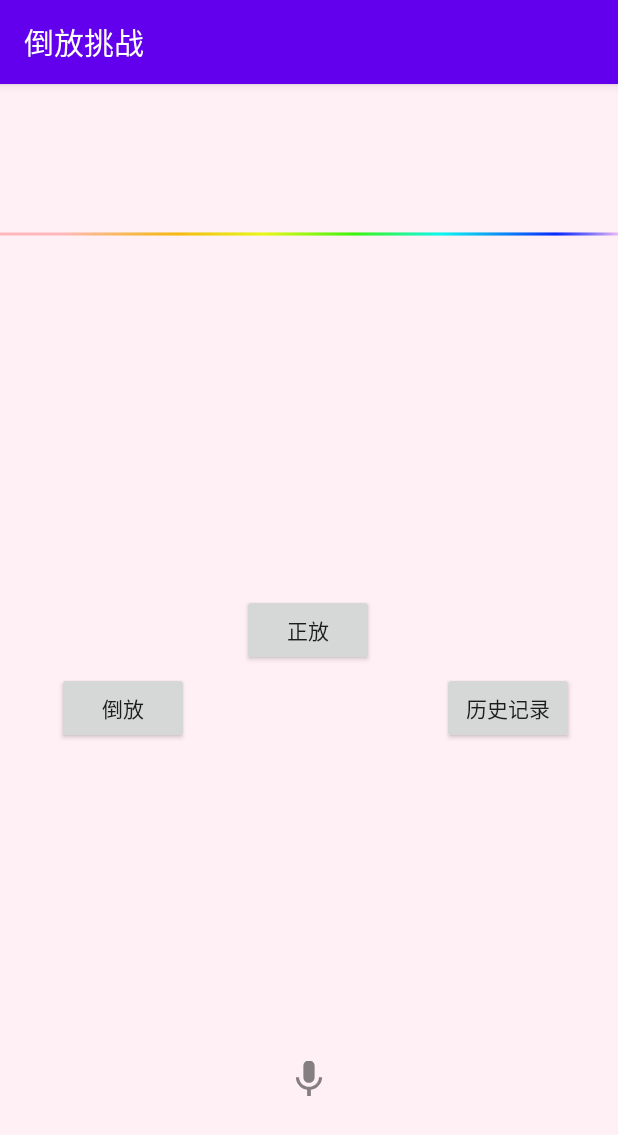
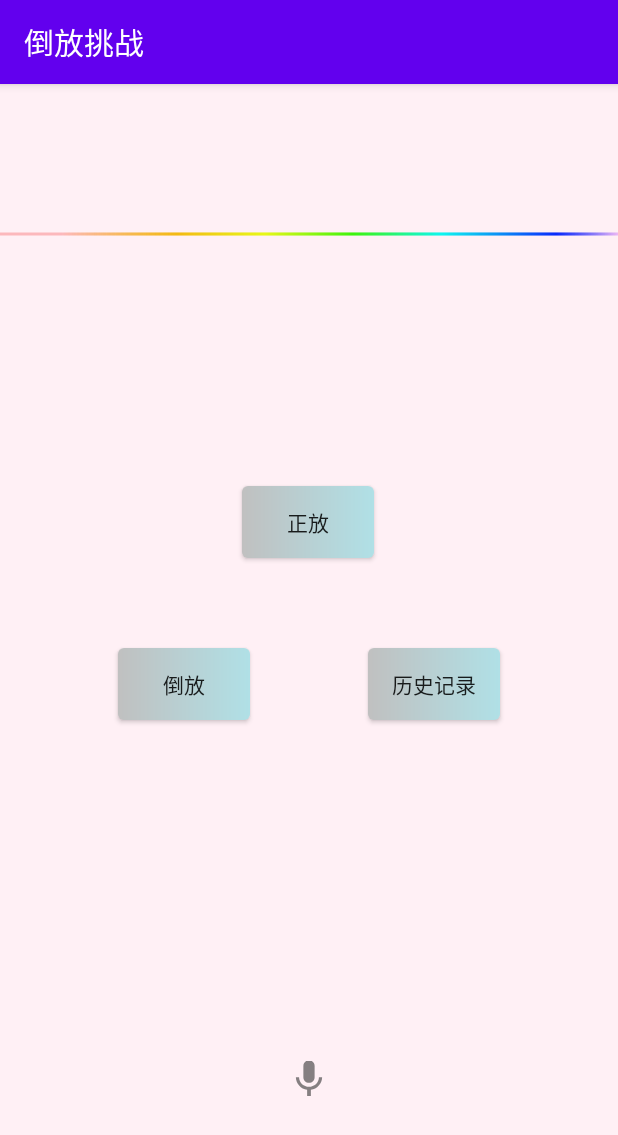
Before and after one commit to Tian-cong/Best-Media, an Android app: the screen it shows after launch (MainActivity), on a phone screen of 412 x 824 dp. Shown: the top 1135 px of the screen. Run offline under Robolectric (Android 15) with nearby library versions, the phone set to English and light mode, and no system bars; our stand-ins replace data binding; libraries missing offline, so code that uses them is left out: io.microshow.rxffmpeg; 2 statements that could not run were skipped.

Commit message:
再改改

```diff
--- a/app/src/main/res/layout/activity_main.xml
+++ b/app/src/main/res/layout/activity_main.xml
@@ -25,39 +25,43 @@
             app:layout_constraintTop_toTopOf="parent" />
 
         <Button
-            android:id="@+id/bt3"
+            android:id="@+id/bt_play"
             android:layout_width="wrap_content"
             android:layout_height="wrap_content"
-            android:layout_marginTop="340dp"
-            android:onClick="bt3"
-            android:text="正放"
+            android:background="@drawable/bg_playbar"
+            android:text="@string/next_play"
+            app:layout_constraintBottom_toTopOf="@+id/progress_main"
+            app:layout_constraintEnd_toEndOf="parent"
             app:layout_constraintHorizontal_bias="0.498"
             app:layout_constraintLeft_toLeftOf="parent"
             app:layout_constraintRight_toRightOf="parent"
-            app:layout_constraintTop_toTopOf="parent" />
+            app:layout_constraintStart_toStartOf="parent"
+            app:layout_constraintTop_toBottomOf="@+id/sound_view" />
 
         <Button
-            android:id="@+id/bt4"
+            android:id="@+id/bt_pre"
             android:layout_width="wrap_content"
             android:layout_height="wrap_content"
-            android:layout_marginTop="392dp"
-            android:onClick="bt4"
-            android:text="倒放"
-            app:layout_constraintHorizontal_bias="0.117"
+            android:background="@drawable/bg_playbar"
+            android:text="@string/pre_play"
+            app:layout_constraintBottom_toTopOf="@+id/SpeechRadarView"
+            app:layout_constraintEnd_toStartOf="@+id/bt_history"
             app:layout_constraintLeft_toLeftOf="parent"
             app:layout_constraintRight_toRightOf="parent"
-            app:layout_constraintTop_toTopOf="parent" />
+            app:layout_constraintStart_toStartOf="parent"
+            app:layout_constraintTop_toTopOf="@+id/guideline" />
 
         <Button
-            android:id="@+id/bt5"
+            android:id="@+id/bt_history"
             android:layout_width="wrap_content"
             android:layout_height="wrap_content"
-            android:layout_marginTop="392dp"
-            android:text="历史记录"
-            app:layout_constraintHorizontal_bias="0.91"
-            app:layout_constraintLeft_toLeftOf="parent"
+            android:background="@drawable/bg_playbar"
+            android:text="@string/history"
+            app:layout_constraintBottom_toTopOf="@+id/SpeechRadarView"
+            app:layout_constraintEnd_toEndOf="parent"
             app:layout_constraintRight_toRightOf="parent"
-            app:layout_constraintTop_toTopOf="parent" />
+            app:layout_constraintStart_toEndOf="@id/bt_pre"
+            app:layout_constraintTop_toTopOf="@+id/guideline" />
 
         <com.tiancong.bestwish.view.SpeechRadarView
             android:id="@+id/SpeechRadarView"
@@ -68,13 +72,21 @@
             app:layout_constraintRight_toRightOf="parent" />
 
         <ImageView
+            android:id="@+id/imageView"
             android:layout_width="wrap_content"
             android:layout_height="wrap_content"
             android:background="@drawable/ic_recorder"
-            app:layout_constraintTop_toTopOf="@id/SpeechRadarView"
             app:layout_constraintBottom_toBottomOf="parent"
             app:layout_constraintLeft_toLeftOf="parent"
-            app:layout_constraintRight_toRightOf="parent" />
+            app:layout_constraintRight_toRightOf="parent"
+            app:layout_constraintTop_toTopOf="@id/SpeechRadarView" />
+
+        <androidx.constraintlayout.widget.Guideline
+            android:id="@+id/guideline"
+            android:layout_width="wrap_content"
+            android:layout_height="wrap_content"
+            android:orientation="horizontal"
+            app:layout_constraintGuide_begin="242dp" />
 
     </androidx.constraintlayout.widget.ConstraintLayout>
 </layout>
--- a/network/build.gradle
+++ b/network/build.gradle
@@ -22,5 +22,6 @@ android {
 dependencies {
     implementation fileTree(dir: "libs", include: ["*.jar"])
     implementation 'androidx.appcompat:appcompat:1.1.0'
-
+    implementation 'com.squareup.retrofit2:retrofit:2.6.2'
+    implementation 'com.squareup.okhttp3:okhttp:3.12.3'
 }
```
Also changed, not shown: app/src/main/ic_launcher-playstore.png (deleted), 4 other files.
